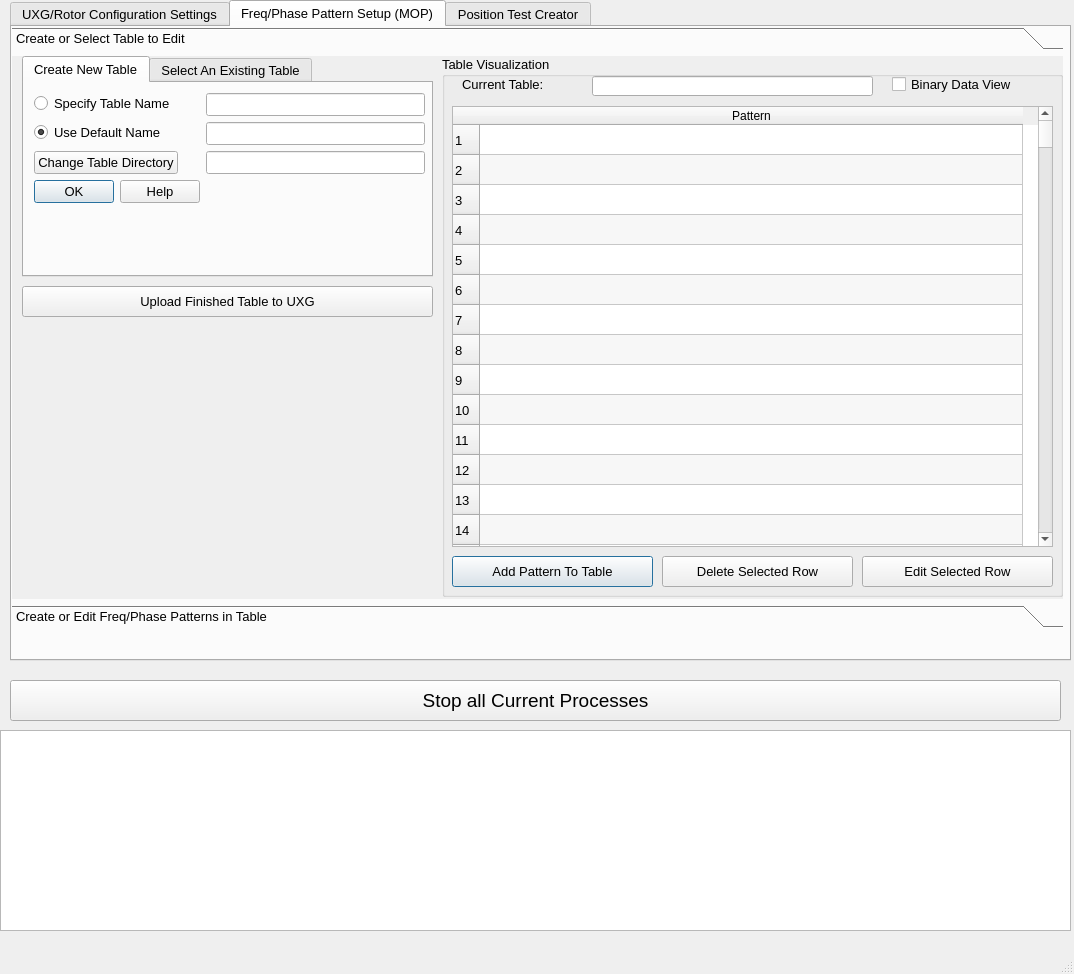
This is UXG/mainwindow.ui in jonk4m/UXG as Qt 5 draws it before an edit. The edited form follows.
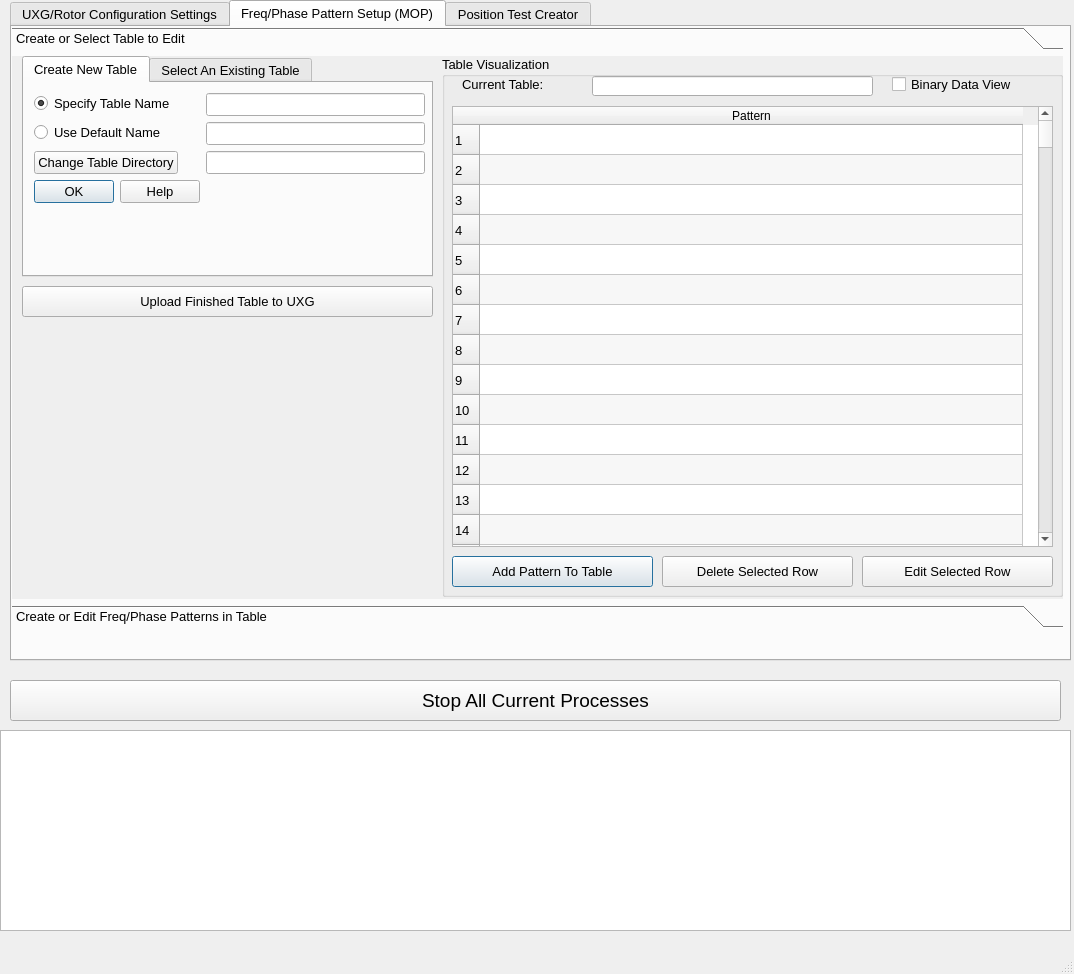
This is the edited form. The open tabs and pages were chosen to show the change.

What changed in the file:
```diff
--- a/UXG/mainwindow.ui
+++ b/UXG/mainwindow.ui
@@ -4712,6 +4712,9 @@
              <property name="text">
               <string>Specify Table Name</string>
              </property>
+             <property name="checked">
+              <bool>true</bool>
+             </property>
             </widget>
            </item>
            <item row="0" column="1">
@@ -4723,11 +4726,14 @@
            </item>
            <item row="1" column="0">
             <widget class="QRadioButton" name="use_default_name_radio_button">
+             <property name="enabled">
+              <bool>true</bool>
+             </property>
              <property name="text">
               <string>Use Default Name</string>
              </property>
              <property name="checked">
-              <bool>true</bool>
+              <bool>false</bool>
              </property>
             </widget>
            </item>
@@ -6718,7 +6724,7 @@
      </font>
     </property>
     <property name="text">
-     <string>Stop all Current Processes</string>
+     <string>Stop All Current Processes</string>
     </property>
    </widget>
   </widget>
```
Left out of the diff: 71 changed lines with no effect on the pictures.
